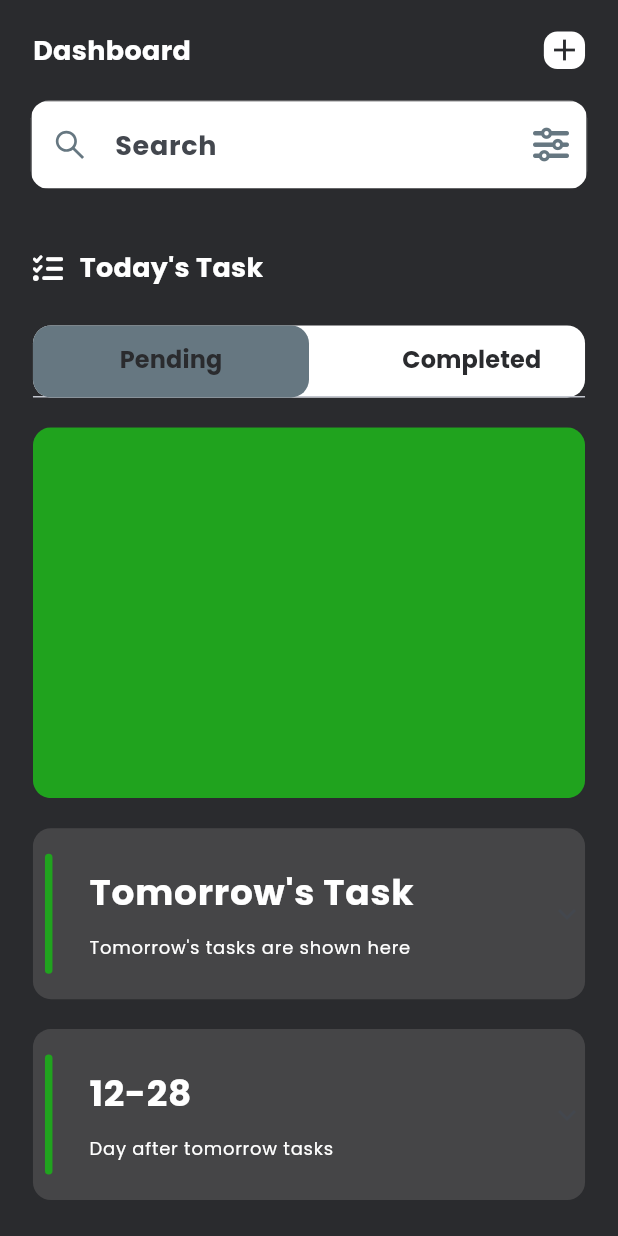
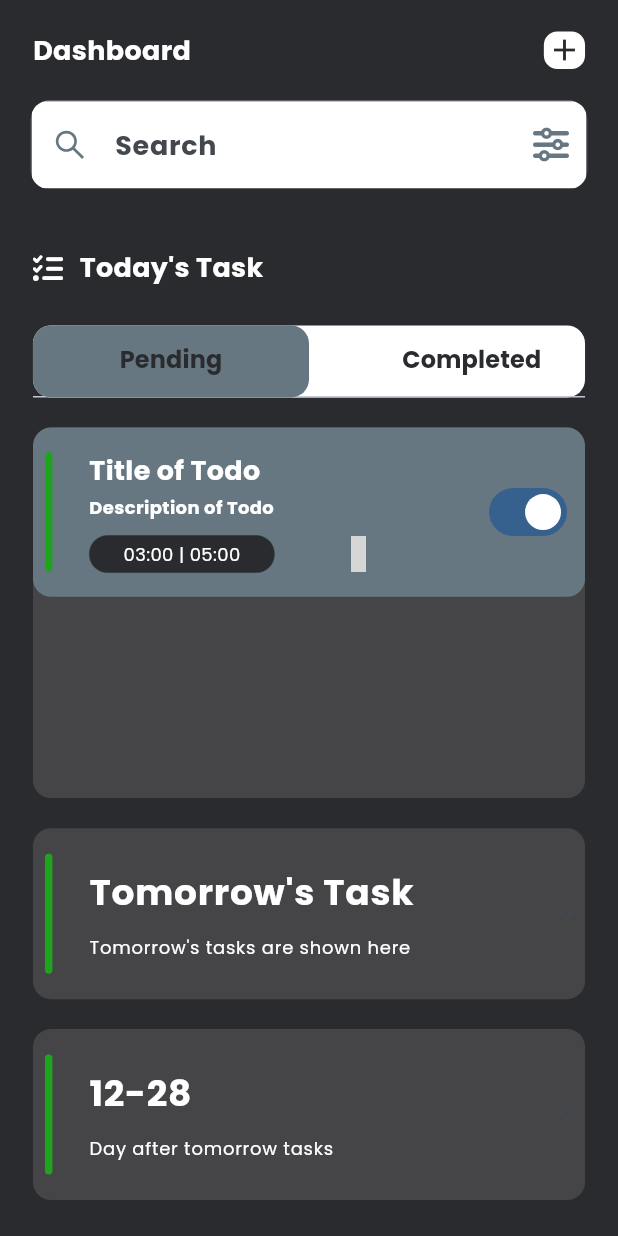
Before and after one commit to Vaibhav-kesarwani/Todo-App, a Flutter app: the screen it shows after launch, on a phone screen of 412 x 824 dp. Run offline on Flutter 3.47's test engine with Material 3 defaults, Android fonts, the phone set to English and light mode, and no system bars; our stand-ins replace country_picker, flutter_screenutil, flutter_vector_icons, google_fonts, hooks_riverpod, pinput and 1 more; grey boxes are pictures that could not be loaded.

Commit message:
added the switcher in the todo tile

```diff
--- a/lib/features/todo/pages/homepage.dart
+++ b/lib/features/todo/pages/homepage.dart
@@ -9,6 +9,7 @@ import 'package:todoapp/common/widgets/exxpansion_tile.dart';
 import 'package:todoapp/common/widgets/height_spacer.dart';
 import 'package:todoapp/common/widgets/reusable_text.dart';
 import 'package:todoapp/common/widgets/width_spacer.dart';
+import 'package:todoapp/features/todo/widgets/todo_tile.dart';
 
 class HomePage extends ConsumerStatefulWidget {
   const HomePage({super.key});
@@ -174,8 +175,20 @@ class _HomePageState extends ConsumerState<HomePage>
                     controller: tabController,
                     children: [
                       Container(
-                        color: AppConst.kGreen,
+                        color: AppConst.kBkLight,
                         height: AppConst.kHeight * 0.3,
+                        child: ListView(
+                          children: [
+                            TodoTile(
+                              start: "03:00",
+                              end: "05:00",
+                              switcher: Switch(
+                                value: true,
+                                onChanged: (value) {},
+                              ),
+                            ),
+                          ],
+                        ),
                       ),
                       Container(
                         color: AppConst.kBkLight,
--- a/lib/features/todo/widgets/todo_tile.dart
+++ b/lib/features/todo/widgets/todo_tile.dart
@@ -17,6 +17,7 @@ class TodoTile extends StatelessWidget {
     this.end,
     this.editWidget,
     this.delete,
+    this.switcher,
   });
 
   final Color? color;
@@ -25,6 +26,7 @@ class TodoTile extends StatelessWidget {
   final String? start;
   final String? end;
   final Widget? editWidget;
+  final Widget? switcher;
   final void Function()? delete;
 
   @override
@@ -60,7 +62,7 @@ class TodoTile extends StatelessWidget {
                     Padding(
                       padding: EdgeInsets.all(8.h),
                       child: SizedBox(
-                        width: AppConst.kWidth,
+                        width: AppConst.kWidth * 0.5,
                         child: Column(
                           crossAxisAlignment: CrossAxisAlignment.start,
                           children: [
@@ -132,6 +134,10 @@ class TodoTile extends StatelessWidget {
                     ),
                   ],
                 ),
+                Container(
+                  padding: EdgeInsets.only(bottom: 0.h),
+                  child: switcher,
+                ),
               ],
             ),
           ),
```
